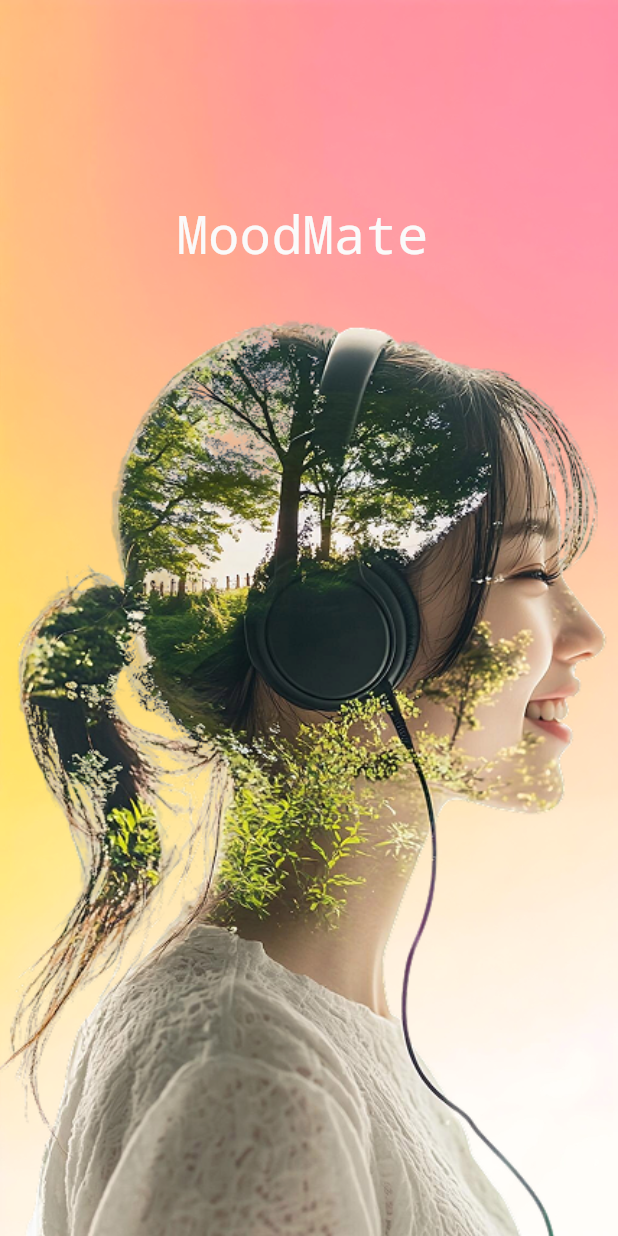
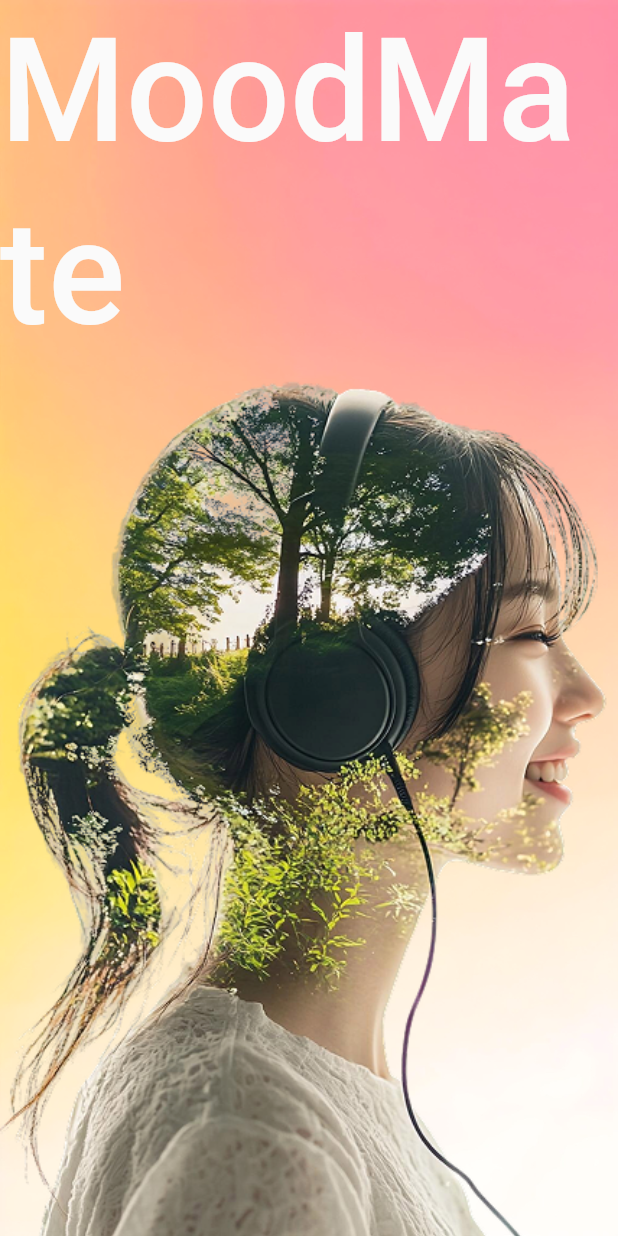
Before and after one commit to AmitCyberbells/moodmate, a Flutter app: the screen it shows after launch, on a phone screen of 412 x 824 dp. Run offline on Flutter 3.47's test engine with Material 3 defaults, Android fonts, the phone set to English and light mode, and no system bars; our stand-ins replace google_fonts; Roboto replaces fonts that are missing (Karantina).

Commit message:
google fonts added

```diff
--- a/lib/core/themes/app_theme.dart
+++ b/lib/core/themes/app_theme.dart
@@ -1 +1,29 @@
-class AppTheme {}
+import 'package:flutter/material.dart';
+import 'package:google_fonts/google_fonts.dart';
+import 'package:moodmate/core/constants/colors.dart';
+
+class AppTheme {
+  static ThemeData get lightTheme {
+    return ThemeData(
+      primaryColor: Colors.white,
+      scaffoldBackgroundColor: Color(0xff1b2020),
+      textTheme: TextTheme(
+        titleMedium: GoogleFonts.alegreyaSans(
+          fontSize: 30,
+          color: softWarmWhite,
+        ),
+        titleLarge: GoogleFonts.karantina(
+          fontSize: 96,
+          color: softWarmWhite,
+          fontWeight: FontWeight.w500,
+        ),
+        bodySmall: GoogleFonts.alegreyaSans(fontSize: 14, color: softWarmWhite),
+        bodyMedium: GoogleFonts.alegreyaSans(
+          fontSize: 18,
+          color: softWarmWhite,
+        ),
+        bodyLarge: GoogleFonts.alegreyaSans(fontSize: 22, color: softWarmWhite),
+      ),
+    );
+  }
+}
--- a/lib/main.dart
+++ b/lib/main.dart
@@ -1,4 +1,5 @@
 import 'package:flutter/material.dart';
+import 'package:moodmate/core/themes/app_theme.dart';
 import 'package:moodmate/presentation/screens/splash/second_splash_page.dart';
 
 void main() {
@@ -12,9 +13,7 @@ class MyApp extends StatelessWidget {
   Widget build(BuildContext context) {
     return MaterialApp(
       debugShowCheckedModeBanner: false,
-      theme: ThemeData(
-        colorScheme: ColorScheme.fromSeed(seedColor: Colors.deepPurple),
-      ),
+      theme: AppTheme.lightTheme,
       home: SecondSplashPage(),
     );
   }
--- a/lib/presentation/screens/splash/second_splash_page.dart
+++ b/lib/presentation/screens/splash/second_splash_page.dart
@@ -1,45 +1,24 @@
 import 'package:flutter/material.dart';
-import 'package:moodmate/core/constants/colors.dart';
 
 class SecondSplashPage extends StatelessWidget {
   const SecondSplashPage({super.key});
 
   @override
   Widget build(BuildContext context) {
-    final size = MediaQuery.of(context).size;
-    return Stack(
-      children: [
-        Positioned(
-          height: size.height,
-          child: Image.asset(
-            "assets/images/splash_bg.png",
-            fit: BoxFit.fitHeight,
-          ),
+    return Container(
+      decoration: BoxDecoration(
+        image: DecorationImage(
+          fit: BoxFit.fill,
+          image: AssetImage("assets/images/splash_bg.png"),
         ),
-
-        Positioned(
-          top: size.height / 6,
-          left: size.width / 3.5,
-          child: Text(
-            "MoodMate",
-            style: TextStyle(
-              fontSize: 35,
-              color: softWarmWhite,
-              fontWeight: FontWeight.w400,
-              decoration: TextDecoration.none,
-            ),
-          ),
-        ),
-
-        Positioned(
-          width: size.width,
-          bottom: 0,
-          child: Image.asset(
-            "assets/images/splash_image.png",
-            fit: BoxFit.fitWidth,
-          ),
-        ),
-      ],
+      ),
+      child: Column(
+        mainAxisAlignment: MainAxisAlignment.end,
+        children: [
+          Text("MoodMate", style: Theme.of(context).textTheme.titleLarge),
+          Image.asset("assets/images/splash_image.png", fit: BoxFit.fitWidth),
+        ],
+      ),
     );
   }
 }
--- a/lib/presentation/screens/splash/splash_page.dart
+++ b/lib/presentation/screens/splash/splash_page.dart
@@ -1,5 +1,4 @@
 import 'package:flutter/material.dart';
-import 'package:moodmate/core/constants/colors.dart';
 
 class SplashPage extends StatelessWidget {
   const SplashPage({super.key});
@@ -15,18 +14,9 @@ class SplashPage extends StatelessWidget {
         ),
       ),
       child: Column(
+        mainAxisAlignment: MainAxisAlignment.end,
         children: [
-          Spacer(),
-          Text(
-            "MoodMate",
-            style: TextStyle(
-              fontSize: 35,
-              color: softWarmWhite,
-              fontWeight: FontWeight.w400,
-              decoration: TextDecoration.none,
-            ),
-          ),
-          SizedBox(height: 40),
+          Text("MoodMate", style: Theme.of(context).textTheme.titleLarge),
           Image.asset("assets/images/splash_image.png", fit: BoxFit.fitWidth),
         ],
       ),
--- a/pubspec.yaml
+++ b/pubspec.yaml
@@ -35,6 +35,7 @@ dependencies:
   # Use with the CupertinoIcons class for iOS style icons.
   cupertino_icons: ^1.0.8
   test_api: ^0.7.4
+  google_fonts: ^6.3.1
 
 dev_dependencies:
   flutter_test:
```
Also changed, not shown: pubspec.lock, 4 other files.
